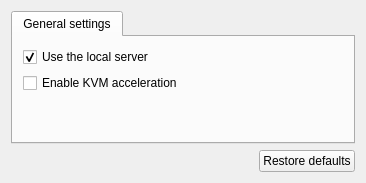
GNS3/gns3-gui, file gns3/modules/qemu/ui/qemu_preferences_page.ui: the form before one commit.
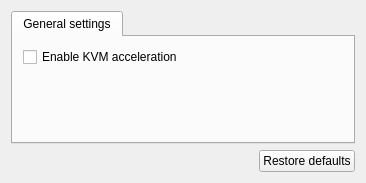
The form after the commit.

Commit message: Remove local server checkbox from preferences

Patch:
```diff
--- a/gns3/modules/qemu/ui/qemu_preferences_page.ui
+++ b/gns3/modules/qemu/ui/qemu_preferences_page.ui
@@ -30,16 +30,15 @@
        <property name="margin">
         <number>10</number>
        </property>
-       <item>
-        <widget class="QCheckBox" name="uiUseLocalServercheckBox">
-         <property name="text">
-          <string>Use the local server</string>
-         </property>
-         <property name="checked">
-          <bool>true</bool>
-         </property>
-        </widget>
-       </item>
+       <property name="topMargin">
+        <number>10</number>
+       </property>
+       <property name="rightMargin">
+        <number>10</number>
+       </property>
+       <property name="bottomMargin">
+        <number>10</number>
+       </property>
        <item>
         <widget class="QCheckBox" name="uiKVMAccelerationCheckBox">
          <property name="text">
```
Left out of the diff: 2 changed lines with no effect on the pictures. The commit also changes 28 other files.
